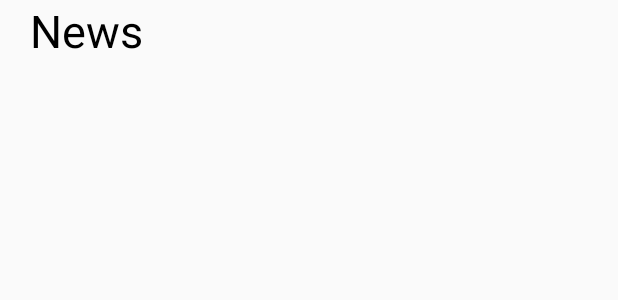
After one commit to Gevorkyan-Narek/NewsAgregator, an Android app: the layout news_item.xml on its own in the app's theme, with its tools: preview values and no code run, on a phone screen of 412 x 824 dp. The commit adds this screen. Shown: the top 300 px of the screen. Run offline under Robolectric (Android 15) with nearby library versions, the phone set to English and light mode, and no system bars.

```diff
--- a/app/src/main/AndroidManifest.xml
+++ b/app/src/main/AndroidManifest.xml
@@ -9,7 +9,7 @@
         android:roundIcon="@mipmap/ic_launcher_round"
         android:supportsRtl="true"
         android:theme="@style/AppTheme">
-        <activity android:name=".MainActivity">
+        <activity android:name=".view.MainActivity">
             <intent-filter>
                 <action android:name="android.intent.action.MAIN" />
 
--- a/app/src/main/java/com/cyclone/newsagregator/Link.kt
+++ b/app/src/main/java/com/cyclone/newsagregator/entities/Link.kt
@@ -1,4 +1,4 @@
-package com.cyclone.newsagregator
+package com.cyclone.newsagregator.entities
 
 data class Link (
     val name: String,
--- a/app/src/main/res/layout/bottom_sheet.xml
+++ b/app/src/main/res/layout/bottom_sheet.xml
@@ -12,7 +12,7 @@
         style="@style/BottomSheetLabel"
         android:layout_width="match_parent"
         android:layout_height="50dp"
-        android:background="#39673AB7"
+        android:background="#40AAAAAA"
         android:gravity="center"
         android:text="@string/options"
         app:layout_constraintStart_toStartOf="parent"
--- /dev/null
+++ b/app/src/main/res/layout/news_item.xml
@@ -0,0 +1,15 @@
+<?xml version="1.0" encoding="utf-8"?>
+<LinearLayout xmlns:android="http://schemas.android.com/apk/res/android"
+    xmlns:tools="http://schemas.android.com/tools"
+    android:layout_width="match_parent"
+    android:layout_height="match_parent">
+
+    <TextView
+        android:id="@+id/newsName"
+        style="@style/NewsItem"
+        android:layout_width="match_parent"
+        android:layout_height="wrap_content"
+        android:layout_marginStart="20dp"
+        android:layout_marginEnd="20dp"
+        tools:text="News" />
+</LinearLayout>
--- a/app/src/main/res/values/styles.xml
+++ b/app/src/main/res/values/styles.xml
@@ -16,4 +16,16 @@
         <item name="android:textSize">25sp</item>
         <item name="android:textColor">@android:color/black</item>
     </style>
+
+    <style name="NewsItem">
+        <item name="android:textSize">30sp</item>
+        <item name="android:textColor">@android:color/black</item>
+    </style>
+
+    <style name="TabLayout" parent="Widget.Design.TabLayout">
+        <item name="android:textSize">25sp</item>
+        <item name="tabIndicatorColor">@android:color/black</item>
+        <item name="tabTextColor">@android:color/darker_gray</item>
+        <item name="tabSelectedTextColor">@android:color/black</item>
+    </style>
 </resources>
```
Also changed, not shown: app/src/main/java/com/cyclone/newsagregator/LinksAdapter.kt (deleted, +0 -29 lines), app/src/main/java/com/cyclone/newsagregator/adapter/LinksAdapter.kt (added, +36 -0 lines), app/src/main/java/com/cyclone/newsagregator/adapter/NewsPagerAdapter.kt (added, +25 -0 lines), app/src/main/java/com/cyclone/newsagregator/view/MainActivity.kt (renamed from app/src/main/java/com/cyclone/newsagregator/MainActivity.kt, +21 -9 lines), app/src/main/java/com/cyclone/newsagregator/view/NewsObjectFragment.kt (added, +19 -0 lines), app/src/main/java/com/cyclone/newsagregator/view/NewsPagerFragment.kt (added, +40 -0 lines), app/src/main/res/layout/activity_main.xml (+3 -24 lines), app/src/main/res/layout/news_pager_fragment.xml (added, +48 -0 lines).
